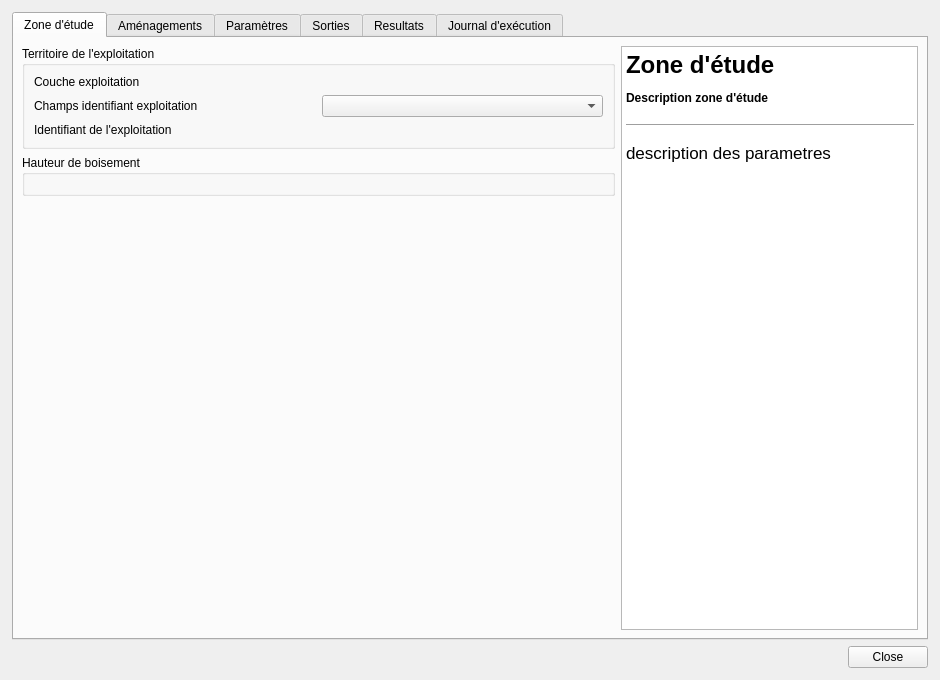
First picture: the form in dialogs/scenarios_gb/dialogs/scenarios_gb_dialog.ui, repository hboussard/chloe5_qgis, before the edit.
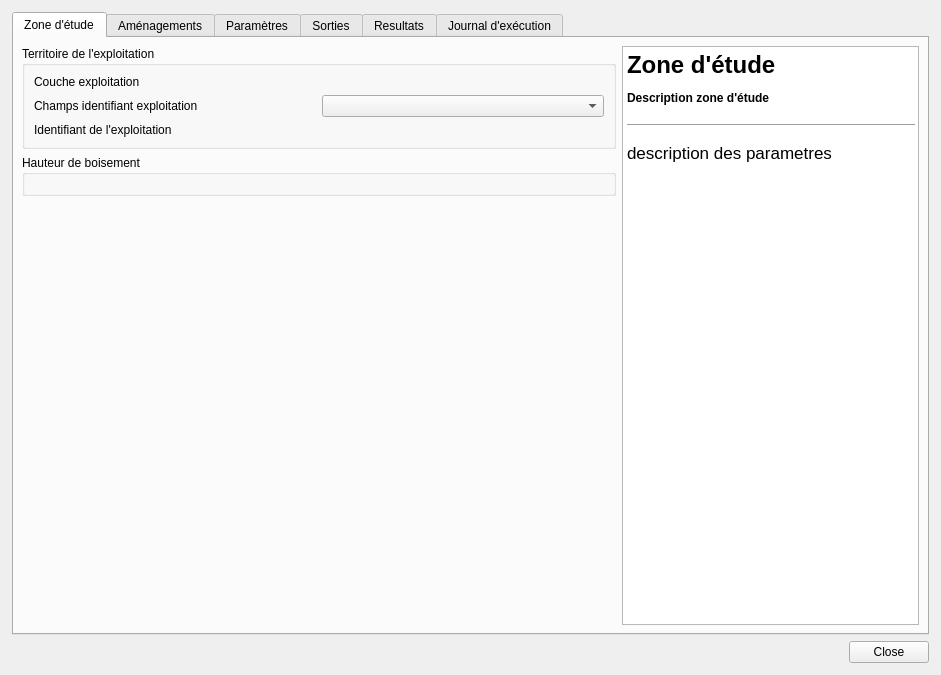
Second picture: the form after the edit. The open tabs and pages were chosen to show the change. Custom widgets are drawn as their Qt base class.

```diff
--- a/dialogs/scenarios_gb/dialogs/scenarios_gb_dialog.ui
+++ b/dialogs/scenarios_gb/dialogs/scenarios_gb_dialog.ui
@@ -6,8 +6,8 @@
    <rect>
     <x>0</x>
     <y>0</y>
-    <width>940</width>
-    <height>680</height>
+    <width>941</width>
+    <height>675</height>
    </rect>
   </property>
   <property name="windowTitle">
```
Left out of the diff: 2 changed lines with no effect on the pictures.
